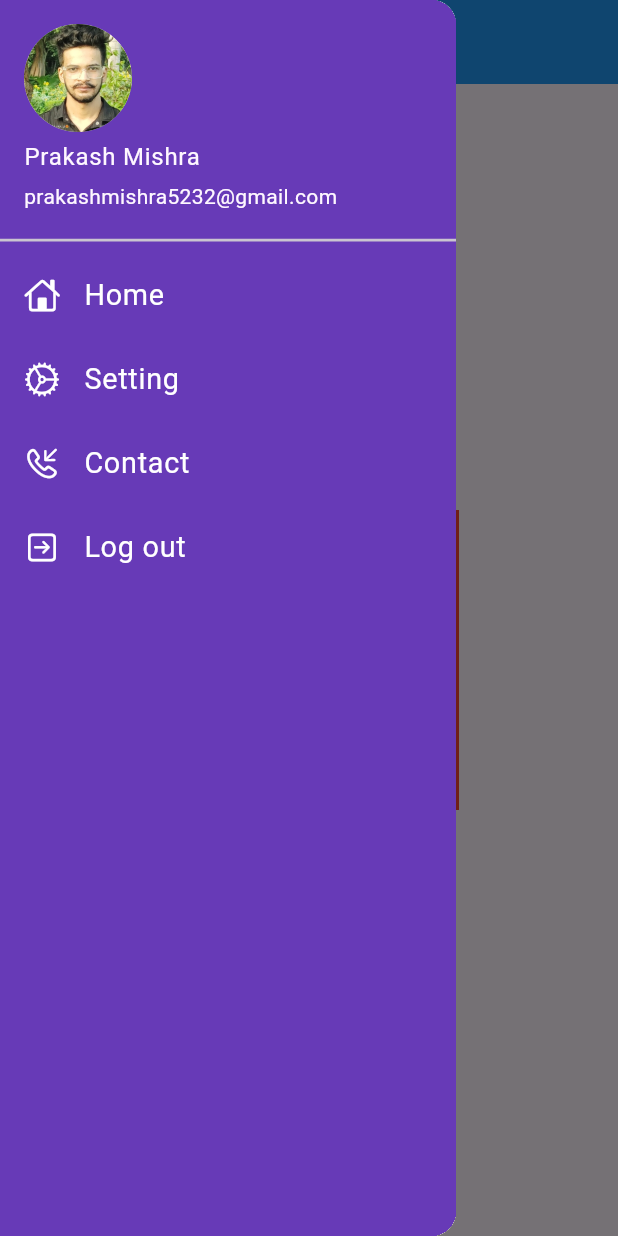
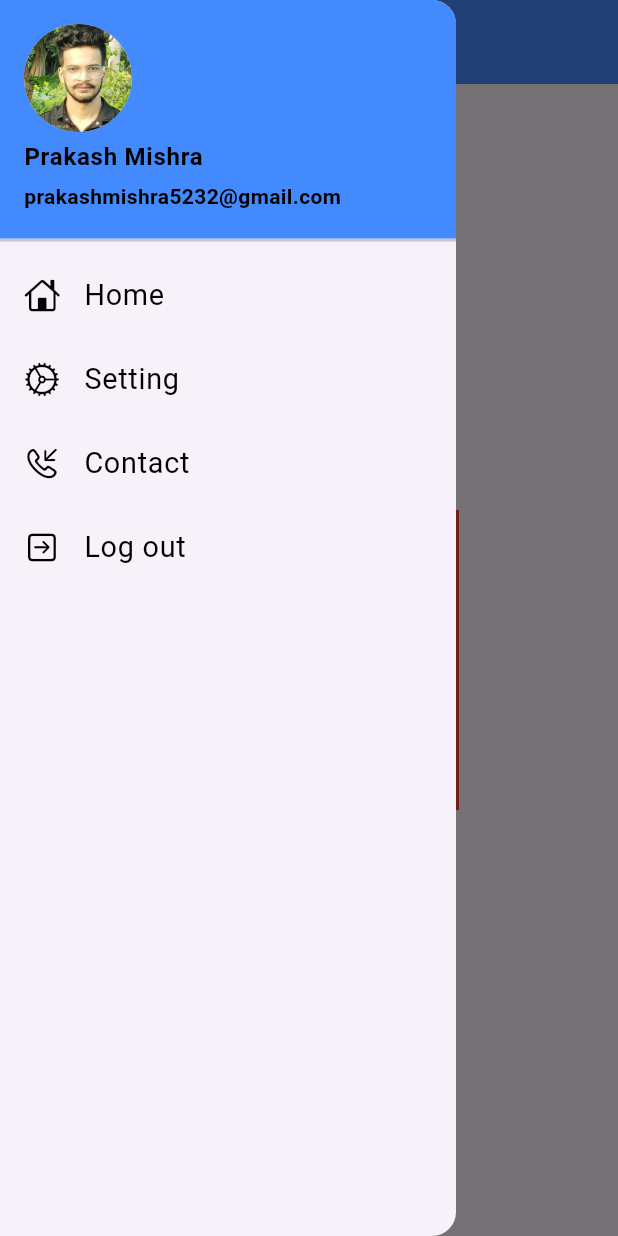
Before and after one commit to codeWithPrakash141/Practice, a Flutter app: the HomePage screen opened by its route, with the side drawer open, on a phone screen of 412 x 824 dp. Run offline on Flutter 3.47's test engine with Material 3 defaults, Android fonts, the phone set to English and light mode, and no system bars.

Commit message:
add new pages

```diff
--- /dev/null
+++ b/lib/pages/base.dart
@@ -0,0 +1,19 @@
+import 'package:flutter/material.dart';
+import 'package:my_flutter_app/pages/drawer.dart';
+
+class BaseScaffold extends StatelessWidget {
+  final Widget body;
+  const BaseScaffold({Key?key, required this.body}): super(key: key);
+
+  @override
+  Widget build(BuildContext context) {
+    return Scaffold(
+      appBar: AppBar(
+        title: const Text("Practice"),
+        backgroundColor: Colors.blueAccent,
+      ),
+      drawer: MyDrawer(),
+      body: body,
+    );
+  }
+}
--- a/lib/pages/drawer.dart
+++ b/lib/pages/drawer.dart
@@ -1,5 +1,6 @@
 import 'package:flutter/cupertino.dart';
 import 'package:flutter/material.dart';
+import 'package:my_flutter_app/routes/MyRoutes.dart';
 
 class MyDrawer extends StatelessWidget {
   const MyDrawer({super.key});
@@ -8,50 +9,87 @@ class MyDrawer extends StatelessWidget {
   Widget build(BuildContext context) {
     return Drawer(
       child: Container(
-        color: Colors.deepPurple,
         child: ListView(
           padding: EdgeInsets.zero,
-          children: const [
-            DrawerHeader(
-              padding: EdgeInsets.zero,
+          children: [
+            const DrawerHeader(
+                padding: EdgeInsets.zero,
                 child: UserAccountsDrawerHeader(
-                  decoration: BoxDecoration(
-                    color: Colors.deepPurple
+                  decoration: BoxDecoration(color: Colors.blueAccent),
+                  margin: EdgeInsets.zero,
+                  accountName: Text(
+                    "Prakash Mishra",
+                    style: TextStyle(
+                        color: Colors.black, fontWeight: FontWeight.bold),
                   ),
-                  margin: EdgeInsets.zero,
-                  accountName: Text("Prakash Mishra"),
-                  accountEmail: Text("prakashmishra5232@gmail.com"),
+                  accountEmail: Text(
+                    "prakashmishra5232@gmail.com",
+                    style: TextStyle(
+                        color: Colors.black, fontWeight: FontWeight.bold),
+                  ),
                   currentAccountPicture: CircleAvatar(
                     backgroundImage: AssetImage("assets/images/bg.jpg"),
                   ),
-                )
-            ),
+                )),
             ListTile(
-              leading: Icon(CupertinoIcons.home,color: Colors.white,),
-              title: Text("Home",
+              onTap: () {
+                Navigator.pushNamedAndRemoveUntil(
+                    context, MyRoutes.homeRoute, (routes) => false);
+              },
+              leading: const Icon(
+                CupertinoIcons.home,
+                color: Colors.black,
+              ),
+              title: const Text(
+                "Home",
                 textScaleFactor: 1.2,
-                style: TextStyle(color: Colors.white),
+                style: TextStyle(color: Colors.black),
               ),
             ),
             ListTile(
-              leading: Icon(CupertinoIcons.settings,color: Colors.white,),
-              title: Text("Setting",textScaleFactor: 1.2,style: TextStyle(color: Colors.white),),
+              onTap: () {
+                Navigator.pushNamedAndRemoveUntil(
+                    context, MyRoutes.settingRoute, (routes) => false);
+              },
+              leading: const Icon(
+                CupertinoIcons.settings,
+                color: Colors.black,
+              ),
+              title: const Text(
+                "Setting",
+                textScaleFactor: 1.2,
+                style: TextStyle(color: Colors.black),
+              ),
             ),
             ListTile(
-              leading: Icon(CupertinoIcons.phone_arrow_down_left,color: Colors.white,),
-              title: Text("Contact",textScaleFactor: 1.2,style: TextStyle(color: Colors.white),),
-
+              onTap: () {
+                Navigator.pushNamedAndRemoveUntil(
+                    context, MyRoutes.contactRoute, (routes) => false);
+              },
+              leading: const Icon(
+                CupertinoIcons.phone_arrow_down_left,
+                color: Colors.black,
+              ),
+              title: const Text(
+                "Contact",
+                textScaleFactor: 1.2,
+                style: TextStyle(color: Colors.black),
+              ),
             ),
-            ListTile(
-              leading: Icon(CupertinoIcons.arrow_right_square,color: Colors.white,),
-              title: Text("Log out",textScaleFactor: 1.2,style: TextStyle(color: Colors.white),),
+            const ListTile(
+              leading: Icon(
+                CupertinoIcons.arrow_right_square,
+                color: Colors.black,
+              ),
+              title: Text(
+                "Log out",
+                textScaleFactor: 1.2,
+                style: TextStyle(color: Colors.black),
+              ),
             )
-
           ],
         ),
-
       ),
     );
-
   }
 }
--- a/lib/pages/home_Page.dart
+++ b/lib/pages/home_Page.dart
@@ -1,26 +1,20 @@
 import 'package:flutter/material.dart';
-import 'package:my_flutter_app/pages/drawer.dart';
+import 'package:my_flutter_app/pages/base.dart';
 class HomePage extends StatelessWidget {
   const HomePage({super.key});
 
   @override
   Widget build(BuildContext context) {
-    return Scaffold(
-      appBar: AppBar(
-        title: Text("Practice app",style: TextStyle(fontSize: 25,fontWeight: FontWeight.w500),),
-        // backgroundColor: Colors.blue,
-        // centerTitle: true,
-      ),
+    return BaseScaffold(
       body: Center(
         child: Container(
           height: 200,
           width: 200,
           color: Colors.red,
-          child: Center(child: const Text("This is container")),
+          child:  Center(child:  Text("This is container")),
 
         ),
       ),
-      drawer: MyDrawer(),
     );
   }
 }
--- a/lib/routes/MyRoutes.dart
+++ b/lib/routes/MyRoutes.dart
@@ -1,4 +1,6 @@
 class MyRoutes{
   static String loginRoute = "/login";
   static String homeRoute = "/home";
+  static String settingRoute = "/setting";
+  static String contactRoute = "/contact";
 }
```
Also changed, not shown: lib/main.dart (+20 -15 lines), lib/pages/contact.dart (added, +20 -0 lines), lib/pages/setting.dart (added, +15 -0 lines).
